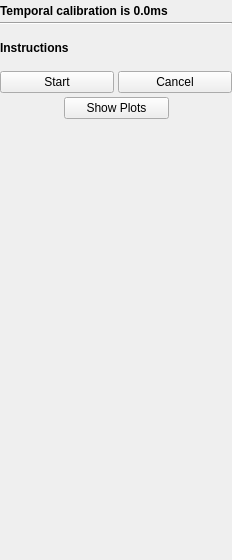
Qt form PlusApp/fCal/Toolboxes/TemporalCalibrationToolbox.ui (PlusToolkit/PlusApp) before a commit.
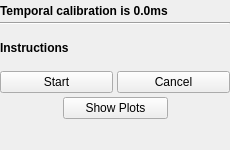
The same form after that commit.

```diff
--- a/PlusApp/fCal/Toolboxes/TemporalCalibrationToolbox.ui
+++ b/PlusApp/fCal/Toolboxes/TemporalCalibrationToolbox.ui
@@ -6,8 +6,8 @@
    <rect>
     <x>0</x>
     <y>0</y>
-    <width>232</width>
-    <height>560</height>
+    <width>230</width>
+    <height>150</height>
    </rect>
   </property>
   <property name="sizePolicy">
@@ -18,13 +18,13 @@
   </property>
   <property name="minimumSize">
    <size>
-    <width>232</width>
-    <height>560</height>
+    <width>230</width>
+    <height>150</height>
    </size>
   </property>
   <property name="maximumSize">
    <size>
-    <width>232</width>
+    <width>230</width>
     <height>16777215</height>
    </size>
   </property>
```
